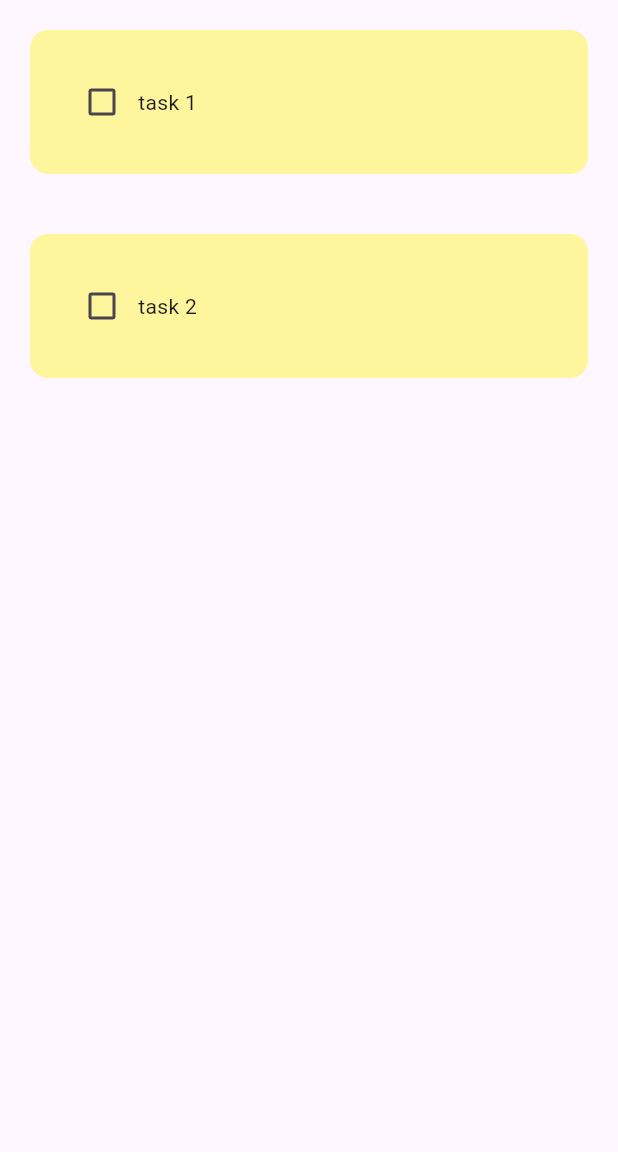
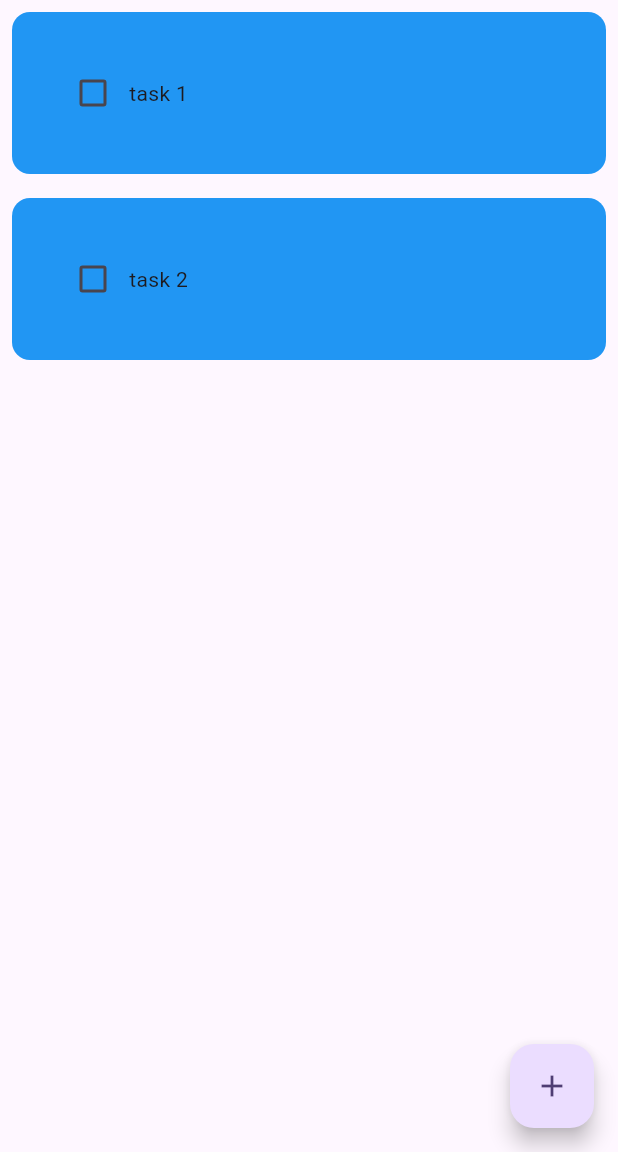
Before and after one commit to IT3R4-Labanon/flutter_todoapp, a Flutter app: the screen it shows after launch, on a phone screen of 412 x 824 dp, the part 84-1236 px from its top. Run offline on Flutter 3.47's test engine with Material 3 defaults, Android fonts, the phone set to English and light mode, and no system bars.

Commit message:
2nd commit

```diff
--- a/lib/main.dart
+++ b/lib/main.dart
@@ -1,7 +1,7 @@
 import 'package:flutter/material.dart';
 import 'package:flutter_todo_app/pages/home_page.dart';
 
-void main() {
+        void main() {
   runApp(const MyApp());
 }
 
--- a/lib/util/todo_tile.dart
+++ b/lib/util/todo_tile.dart
@@ -1,45 +1,57 @@
 import 'package:flutter/material.dart';
+// import 'package:flutter_slidable/flutter_slidable.dart';
 
 class ToDoTile extends StatelessWidget {
   final String taskName;
   final bool taskCompleted;
   Function(bool?)? onChanged;
+  Function(BuildContext)? deleteTask;
 
-  ToDoTile({
-    super.key,
+  ToDoTile(
+      {super.key,
       required this.taskName,
       required this.taskCompleted,
       required this.onChanged,
-  });
+      required this.deleteTask});
+
+  // Slidable(
+  //   endActionPane: ActionPane(motion: StretchMotion(), children: [
+  //     SlidableAction(
+  //       onPressed: deleteTask,
+  //       icon: Icons.delete,
+  //       backgroundColor: Colors.red,
+  //       borderRadius: BorderRadius.circular(12),
+  //     )
 
   @override
   Widget build(BuildContext context) {
     return Padding(
-      padding: const EdgeInsets.all(20),
+      padding: const EdgeInsets.all(8.0),
       child: Container(
-          padding: EdgeInsets.all(24),
-          child: Row(
-            children: [
+        padding: const EdgeInsets.all(10),
+        decoration: BoxDecoration(
+            color: Colors.blue, borderRadius: BorderRadius.circular(12)),
+        child: Padding(
+            padding: EdgeInsets.all(20),
+            child: Row(children: [
               //check box
               Checkbox(
                 value: taskCompleted,
                 onChanged: onChanged,
                 activeColor: Colors.black,
               ),
-
               //task name
-              Text(taskName,
+              Expanded(
+                child: Text(taskName,
                     style: TextStyle(
                       decoration: taskCompleted
                           ? TextDecoration.lineThrough
                           : TextDecoration.none,
                     )),
-            ],
               ),
-          decoration: BoxDecoration(
-            color: Colors.yellow[200],
-            borderRadius: BorderRadius.circular(12),
-          )),
+              //delete btn here
+            ])),
+      ),
     );
   }
 }
--- a/pubspec.yaml
+++ b/pubspec.yaml
@@ -18,6 +18,7 @@ publish_to: 'none' # Remove this line if you wish to publish to pub.dev
 # of the product and file versions while build-number is used as the build suffix.
 version: 1.0.0+1
 
+
 environment:
   sdk: '>=3.2.0 <4.0.0'
 
@@ -35,6 +36,7 @@ dependencies:
   # The following adds the Cupertino Icons font to your application.
   # Use with the CupertinoIcons class for iOS style icons.
   cupertino_icons: ^1.0.2
+  flutter_slidable: ^1.2.0
 
 dev_dependencies:
   flutter_test:
```
Also changed, not shown: lib/pages/home_page.dart (+52 -3 lines), lib/util/addBtn.dart (added, +15 -0 lines), lib/util/dialog_box.dart (added, +39 -0 lines), lib/util/editTask.dart (added, +19 -0 lines), pubspec.lock. Lines whose indentation alone changed are shown as unchanged.
